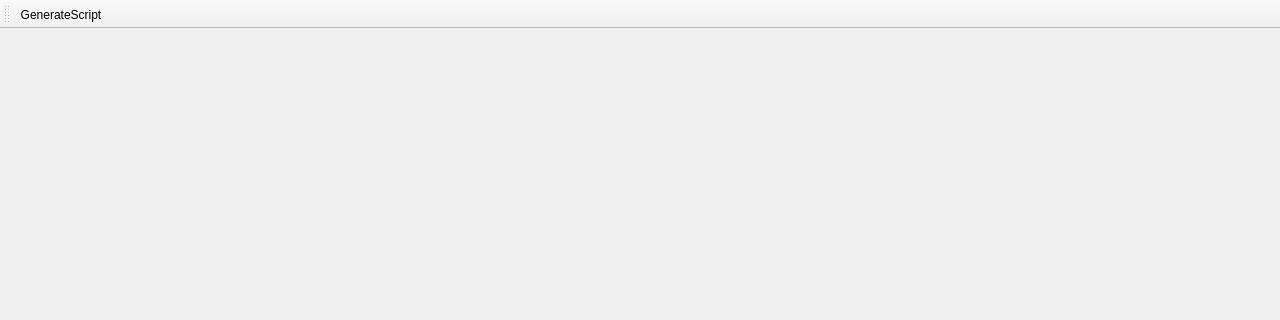
Old version of the form Menus/TriggerEditor.ui in the repository stijnherfst/HiveWE; both pictures show x 0 to 1280 and y 0 to 320 of the 1280 by 720 pixel window.
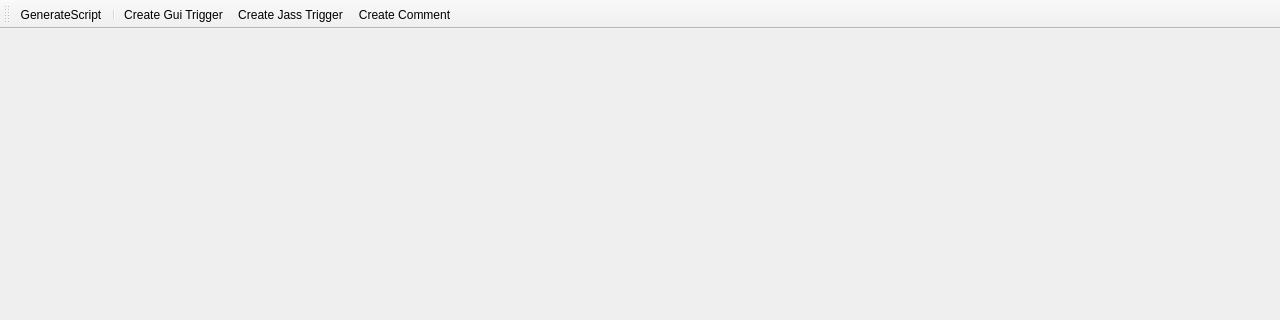
New version of the form. Icons and pictures are not drawn.

```diff
--- a/Menus/TriggerEditor.ui
+++ b/Menus/TriggerEditor.ui
@@ -31,6 +31,10 @@
     <bool>false</bool>
    </attribute>
    <addaction name="actionGenerateScript"/>
+   <addaction name="separator"/>
+   <addaction name="actionCreateGuiTrigger"/>
+   <addaction name="actionCreateJassTrigger"/>
+   <addaction name="actionCreateComment"/>
   </widget>
   <action name="actionGenerateScript">
    <property name="icon">
@@ -47,6 +51,30 @@
     <string>Ctrl+F10</string>
    </property>
   </action>
+  <action name="actionCreateGuiTrigger">
+   <property name="text">
+    <string>Create Gui Trigger</string>
+   </property>
+   <property name="toolTip">
+    <string>Creates a GUI trigger</string>
+   </property>
+  </action>
+  <action name="actionCreateJassTrigger">
+   <property name="text">
+    <string>Create Jass Trigger</string>
+   </property>
+   <property name="toolTip">
+    <string>Creates a Jass Trigger</string>
+   </property>
+  </action>
+  <action name="actionCreateComment">
+   <property name="text">
+    <string>Create Comment</string>
+   </property>
+   <property name="toolTip">
+    <string>Creates a Comment</string>
+   </property>
+  </action>
  </widget>
  <resources/>
  <connections/>
```
